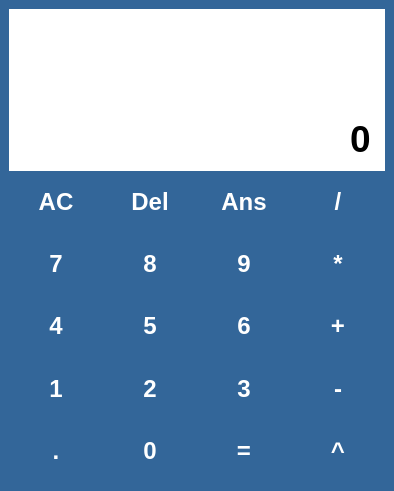
Before: the Qt Designer form form/ui_calculator.ui in rahul-badgujar/Calculator, drawn with Qt 5.
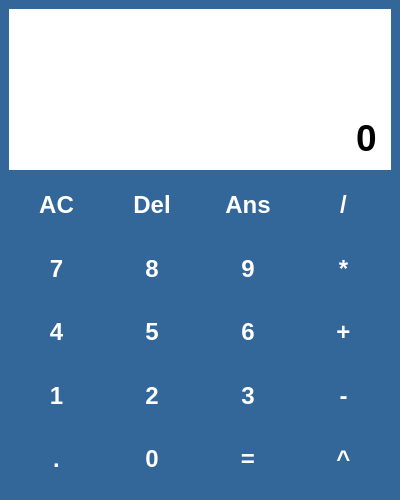
After: the same form once the commit is applied. Icons and pictures are not drawn.

Commit message: fixed app size

What changed in the file:
```diff
--- a/form/ui_calculator.ui
+++ b/form/ui_calculator.ui
@@ -6,10 +6,28 @@
    <rect>
     <x>0</x>
     <y>0</y>
-    <width>394</width>
-    <height>491</height>
+    <width>400</width>
+    <height>500</height>
    </rect>
   </property>
+  <property name="sizePolicy">
+   <sizepolicy hsizetype="Preferred" vsizetype="Preferred">
+    <horstretch>0</horstretch>
+    <verstretch>0</verstretch>
+   </sizepolicy>
+  </property>
+  <property name="minimumSize">
+   <size>
+    <width>400</width>
+    <height>500</height>
+   </size>
+  </property>
+  <property name="maximumSize">
+   <size>
+    <width>400</width>
+    <height>500</height>
+   </size>
+  </property>
   <property name="windowTitle">
    <string>Calculator : by Rahul</string>
   </property>
@@ -283,6 +301,7 @@
 {
 	padding : 10px;
 	background-color : white;
+	margin-bottom: 3px;
 }</string>
         </property>
         <property name="text">
```
